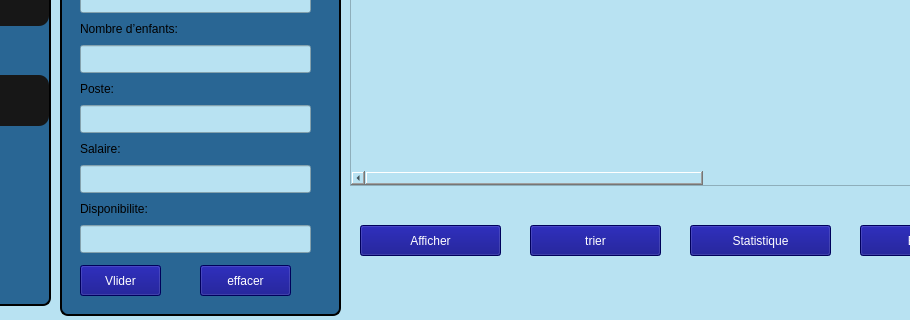
Qt form gestionemploye00.ui (Esprit-UP-Algo/projetcpp-2a25-s1-smart-optical-store) before a commit; both pictures show x 150 to 1060 and y 505 to 825 of the 1165 by 825 pixel window.
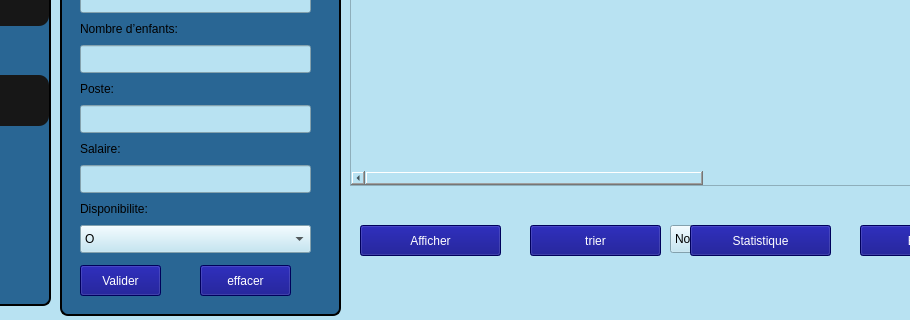
The same form after that commit. Icons and pictures are not drawn.

Diff of the .ui file:
```diff
--- a/gestionemploye00.ui
+++ b/gestionemploye00.ui
@@ -215,6 +215,26 @@
     <string>trier</string>
    </property>
   </widget>
+  <widget class="QComboBox" name="comboBox_tri">
+   <property name="geometry">
+    <rect>
+     <x>820</x>
+     <y>730</y>
+     <width>160</width>
+     <height>28</height>
+    </rect>
+   </property>
+   <item>
+    <property name="text">
+     <string>Nom (A-Z)</string>
+    </property>
+   </item>
+   <item>
+    <property name="text">
+     <string>Salaire (desc)</string>
+    </property>
+   </item>
+  </widget>
   <widget class="QPushButton" name="pushButton_6">
    <property name="geometry">
     <rect>
@@ -561,7 +581,7 @@
      <string>Disponibilite:</string>
     </property>
    </widget>
-   <widget class="QLineEdit" name="lineEdit_11">
+   <widget class="QComboBox" name="comboBox_disponibilite">
     <property name="geometry">
      <rect>
       <x>20</x>
@@ -570,6 +590,16 @@
       <height>28</height>
      </rect>
     </property>
+    <item>
+     <property name="text">
+      <string>O</string>
+     </property>
+    </item>
+    <item>
+     <property name="text">
+      <string>N</string>
+     </property>
+    </item>
    </widget>
    <widget class="QPushButton" name="pushButton_12">
     <property name="geometry">
@@ -602,7 +632,7 @@
 color:white;</string>
     </property>
     <property name="text">
-     <string>Vlider</string>
+     <string>Valider</string>
     </property>
    </widget>
   </widget>
```
Left out of the diff: 6 changed lines with no effect on the pictures.
